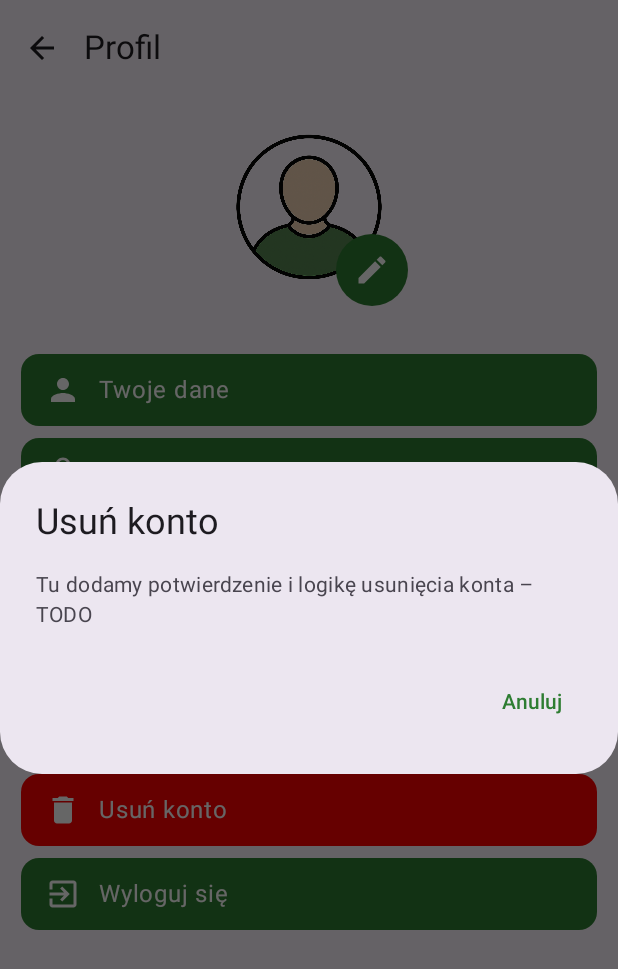
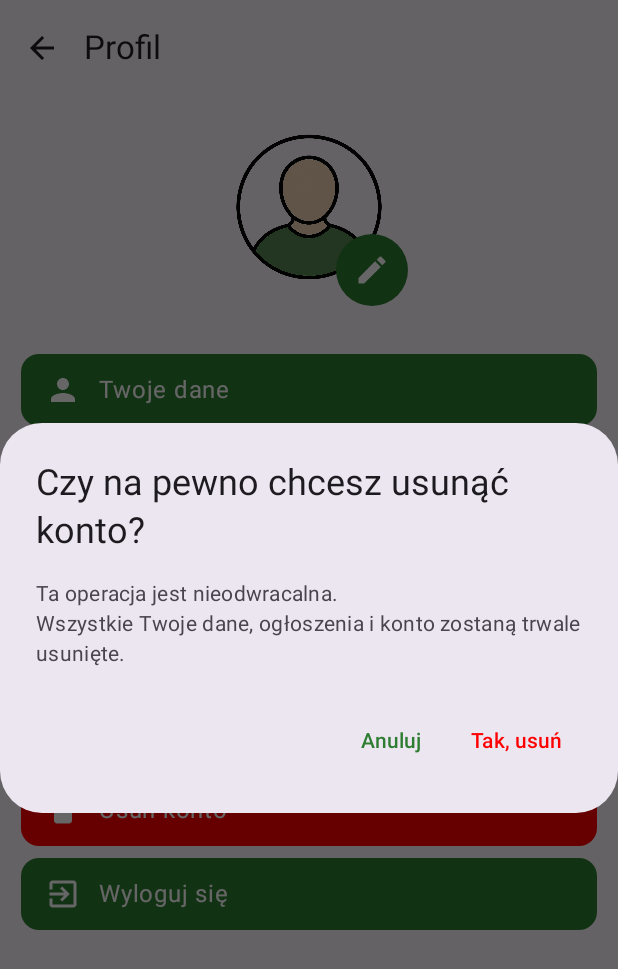
Before and after one commit to Lukiiluki68/Helply, an Android app built with Jetpack Compose: the ProfileScreen screen opened through its navigation route, after a tap on "Usuń konto", on a phone screen of 412 x 824 dp. Shown: the top 969 px of the screen. Run offline under Robolectric (Android 15) with nearby library versions, the phone set to English and light mode, and no system bars; our stand-ins replace Firebase (no records; nobody signed in at launch, a user with empty details on screens opened directly).

Commit message:
Dodano usuwanie konta

```diff
--- a/app/src/main/java/com/example/helplyt/presentation/profile/ProfileScreen.kt
+++ b/app/src/main/java/com/example/helplyt/presentation/profile/ProfileScreen.kt
@@ -213,14 +213,40 @@ fun ProfileScreen(
             AlertDialog(
                 onDismissRequest = { showDeleteDialog = false },
                 confirmButton = {
+                    TextButton(onClick = {
+                        viewModel.deleteAccount(
+                            onSuccess = {
+                                scope.launch {
+                                    userPrefs.clearCredentials()
+                                    navController.navigate("login") {
+                                        popUpTo("home") { inclusive = true }
+                                    }
+                                }
+                            },
+                            onFailure = {
+                                // TODO: Możesz pokazać błąd np. snackbarem
+                            }
+                        )
+                        showDeleteDialog = false
+                    }) {
+                        Text("Tak, usuń", color = Color.Red)
+                    }
+                },
+                dismissButton = {
                     TextButton(onClick = { showDeleteDialog = false }) {
                         Text("Anuluj")
                     }
                 },
-                title = { Text("Usuń konto") },
-                text = { Text("Tu dodamy potwierdzenie i logikę usunięcia konta – TODO") }
+                title = { Text("Czy na pewno chcesz usunąć konto?") },
+                text = {
+                    Text(
+                        "Ta operacja jest nieodwracalna.\n" +
+                                "Wszystkie Twoje dane, ogłoszenia i konto zostaną trwale usunięte."
+                    )
+                }
             )
         }
+
     }
 }
 @Composable
```
Also changed, not shown: app/src/main/java/com/example/helplyt/presentation/profile/ProfileViewModel.kt (+17 -0 lines), 1 other file.
